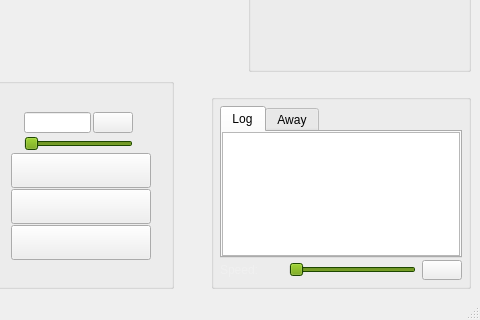
Before: the Qt Designer form src/gui/qt/gametable.ui in pokerth/pokerth, drawn with Qt 5; both pictures show x 520 to 1000 and y 360 to 680 of the 1000 by 680 pixel window.
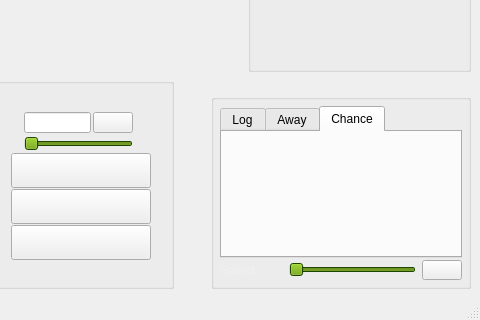
After: the same form once the commit is applied. The open tabs and pages were chosen to show the change. Custom widgets are drawn as their Qt base class.

Patch:
```diff
--- a/src/gui/qt/gametable.ui
+++ b/src/gui/qt/gametable.ui
@@ -2645,6 +2645,26 @@
                </item>
               </layout>
              </widget>
+             <widget class="QWidget" name="tab_Chance" >
+              <attribute name="title" >
+               <string>Chance</string>
+              </attribute>
+              <layout class="QGridLayout" name="gridLayout_2" >
+               <property name="margin" >
+                <number>2</number>
+               </property>
+               <property name="spacing" >
+                <number>0</number>
+               </property>
+               <item row="0" column="0" >
+                <widget class="MyChanceLable" name="label" >
+                 <property name="text" >
+                  <string/>
+                 </property>
+                </widget>
+               </item>
+              </layout>
+             </widget>
             </widget>
            </item>
            <item row="1" column="0" >
@@ -3116,6 +3136,11 @@
    <extends>QLabel</extends>
    <header>myavatarlabel.h</header>
   </customwidget>
+  <customwidget>
+   <class>MyChanceLable</class>
+   <extends>QLabel</extends>
+   <header>mychancelable.h</header>
+  </customwidget>
  </customwidgets>
  <resources/>
  <connections>
```
Left out of the diff: 9 changed lines with no effect on the pictures.
